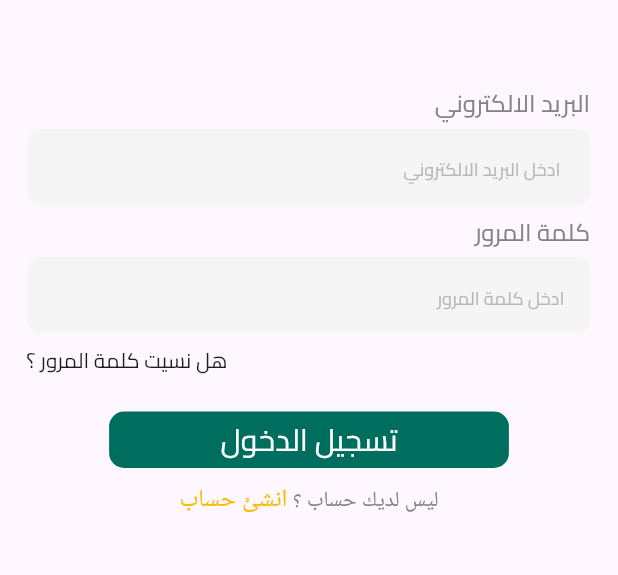
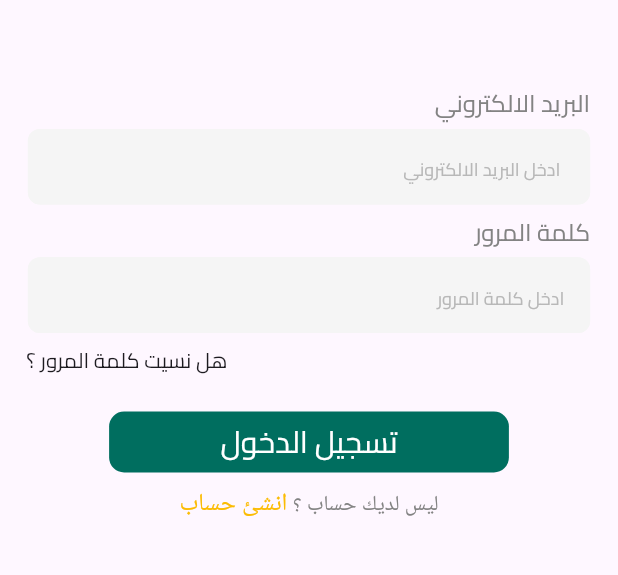
Before and after one commit to AhmedSlman/Mandopy, a Flutter app: the screen it shows after launch, on a phone screen of 412 x 824 dp, the part 424-999 px from its top. Run offline on Flutter 3.47's test engine with Material 3 defaults, Android fonts, the phone set to English and light mode, and no system bars; our stand-ins replace dio, flutter_screenutil, get_it, go_router, shared_preferences.

Commit message:
login ui update

```diff
--- a/lib/core/common/widgets/custom_btn.dart
+++ b/lib/core/common/widgets/custom_btn.dart
@@ -30,7 +30,7 @@ class CustomButton extends StatelessWidget {
       child: GestureDetector(
         onTap: onPressed,
         child: Container(
-          height: height ?? 37.h,
+          height: height ?? 40.h,
           width: width ?? 242.59.w,
           decoration: BoxDecoration(
             color: backgroundColor ?? AppColors.primaryColor,
--- a/lib/src/features/auth/presentation/views/login_view.dart
+++ b/lib/src/features/auth/presentation/views/login_view.dart
@@ -14,7 +14,8 @@ class LoginView extends StatelessWidget {
   @override
   Widget build(BuildContext context) {
     return const Scaffold(
-      body: Column(
+      body: SingleChildScrollView(
+        child: Column(
           children: [
             CustomAppBar(title: AppStrings.welcom),
             AppLogoWidget(),
@@ -25,6 +26,7 @@ class LoginView extends StatelessWidget {
             ),
           ],
         ),
+      ),
     );
   }
 }
```
Lines whose indentation alone changed are shown as unchanged.
